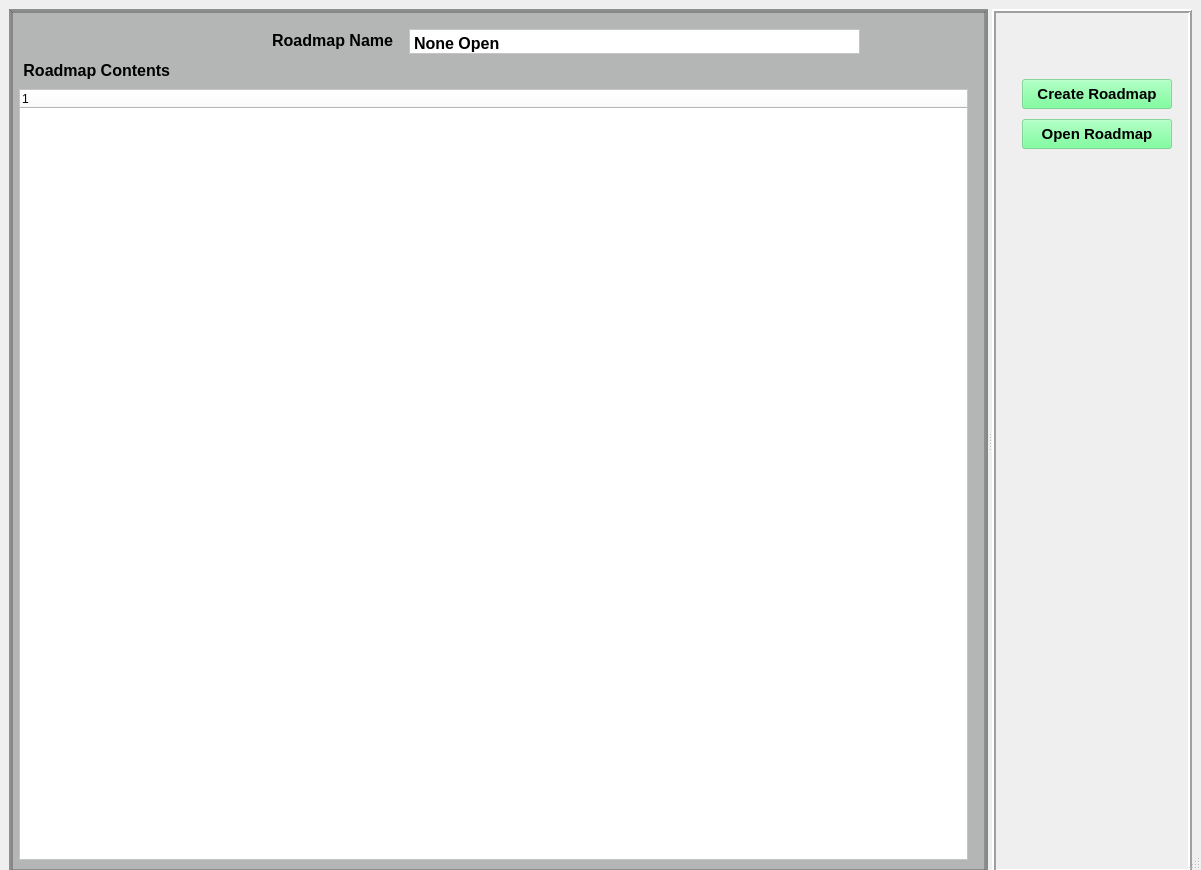
This is gitmap/gui/main_window.ui in ajr32/GitMap as Qt 5 draws it before an edit. The edited form follows.
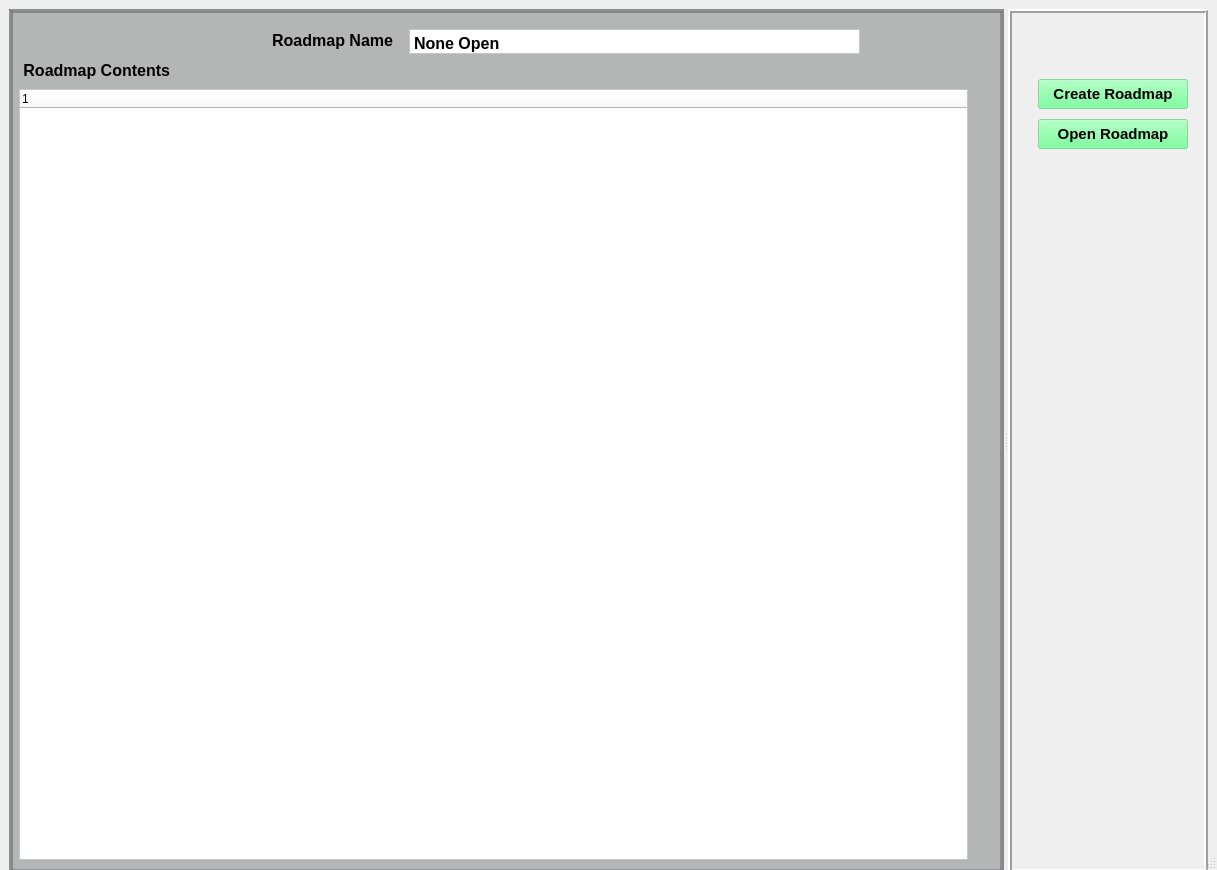
This is the edited form.

Patch:
```diff
--- a/gitmap/gui/main_window.ui
+++ b/gitmap/gui/main_window.ui
@@ -6,7 +6,7 @@
    <rect>
     <x>0</x>
     <y>0</y>
-    <width>1201</width>
+    <width>1217</width>
     <height>870</height>
    </rect>
   </property>
```
Left out of the diff: 2 changed lines with no effect on the pictures.
